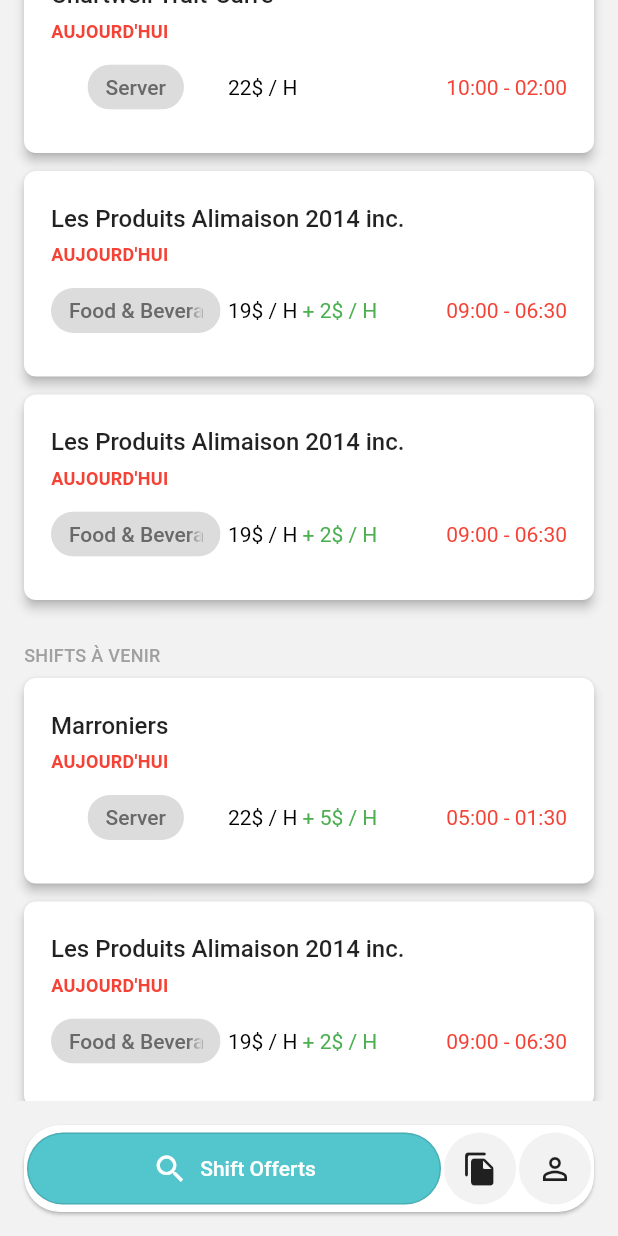
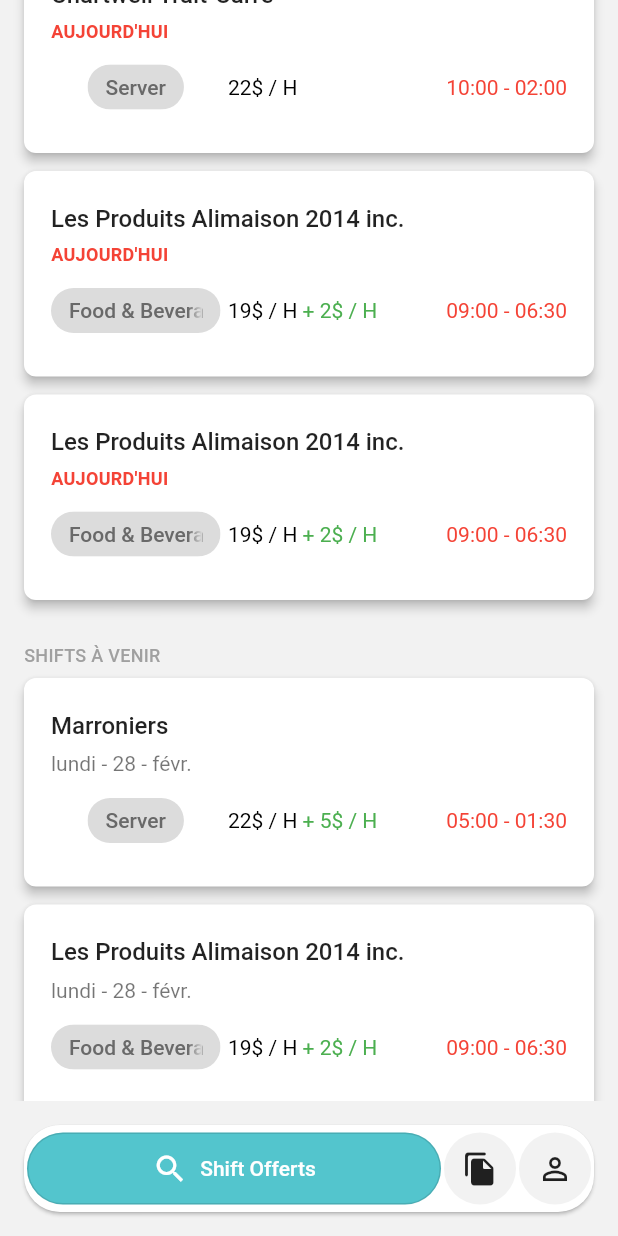
Before and after one commit to amirbenasr/shift-project-bd, a Flutter app: the screen it shows after launch, scrolled down 576 dp, on a phone screen of 412 x 824 dp. Run offline on Flutter 3.47's test engine with Material 2 defaults, Android fonts, the phone set to English and light mode, and no system bars.

Commit message:
dateformat to french

```diff
--- a/lib/main.dart
+++ b/lib/main.dart
@@ -1,7 +1,9 @@
 import 'package:flutter/material.dart';
 import 'package:shift_project/shifts_page.dart';
+import 'package:intl/date_symbol_data_local.dart';
 
 void main() {
+  initializeDateFormatting('fr-FR');
   runApp(const MyApp());
 }
 
--- a/lib/models/shift_response_model.dart
+++ b/lib/models/shift_response_model.dart
@@ -66,6 +66,11 @@ class Shift {
   double? longitude;
 
   String formatDate(DateTime date) => DateFormat('hh:mm').format(date);
+// console.log(new Intl.DateTimeFormat('fr-FR', { dateStyle: 'full', timeStyle: 'long' }).format(date));
+
+  String formatTofrench(DateTime date) =>
+      DateFormat('EEEE - dd - MMM', 'fr-FR').format(date);
+
   factory Shift.fromJson(Map<String, dynamic> json) => Shift(
         id: json["id"],
         status: json["status"],
--- a/lib/shifts_page.dart
+++ b/lib/shifts_page.dart
@@ -132,10 +132,12 @@ class _ShiftPageState extends State<ShiftPage> {
                 ShiftSection(
                   title: "Dernière MINUTE",
                   shifts: acceptedShifts,
+                  formatDate: false,
                 ),
                 ShiftSection(
                   title: "shifts à venir",
                   shifts: incomingShifts,
+                  formatDate: true,
                 )
               ],
             ),
@@ -149,10 +151,12 @@ class _ShiftPageState extends State<ShiftPage> {
 class ShiftSection extends StatelessWidget {
   final String? title;
   final List<Shift>? shifts;
+  final bool? formatDate;
   const ShiftSection({
     Key? key,
     this.title,
     this.shifts,
+    this.formatDate,
   }) : super(key: key);
 
   @override
@@ -172,6 +176,7 @@ class ShiftSection extends StatelessWidget {
             shrinkWrap: true,
             itemCount: shifts!.length,
             itemBuilder: ((context, index) => ShiftCard(
+                  format: this.formatDate,
                   shift: shifts![index],
                 ))),
       ],
@@ -180,8 +185,9 @@ class ShiftSection extends StatelessWidget {
 }
 
 class ShiftCard extends StatelessWidget {
-  const ShiftCard({Key? key, this.shift}) : super(key: key);
+  const ShiftCard({Key? key, this.shift, this.format}) : super(key: key);
   final Shift? shift;
+  final bool? format;
   @override
   Widget build(BuildContext context) {
     return Card(
@@ -202,10 +208,12 @@ class ShiftCard extends StatelessWidget {
           children: [
             Padding(
               padding: const EdgeInsets.symmetric(vertical: 8.0),
-              child: Text(
-                "Aujourd'hui".toUpperCase(),
-                style: AppStyle().subtitleHeader,
-              ),
+              child: (this.format!)
+                  ? Text(shift!.formatTofrench(shift!.startAt!))
+                  : Text(
+                      "Aujourd'hui".toUpperCase(),
+                      style: AppStyle().subtitleHeader,
+                    ),
             ),
 
             //créneaux
```
